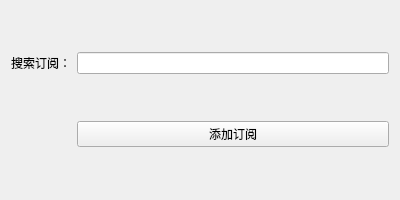
Above: subspage.ui from jk3456a/SSReader before the change. Below: the same form after it.
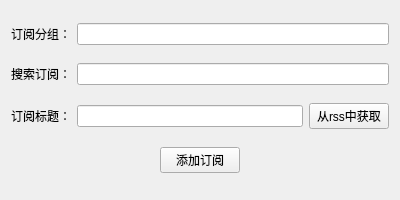
That is the form after the change.

Commit message: 第三次修改，基本形态已经出来，目前待做1.存放文章的数据结构完善； 2.分类来源与其名字的对应 3.部分button效果；4. 内存中文章或文章列表的存放；list部分的谁去了、

Diff of the .ui file:
```diff
--- a/subspage.ui
+++ b/subspage.ui
@@ -13,23 +13,92 @@
   <property name="windowTitle">
    <string>Form</string>
   </property>
-  <layout class="QGridLayout" name="gridLayout">
-   <item row="0" column="0">
+  <layout class="QVBoxLayout" name="verticalLayout">
+   <item>
+    <layout class="QHBoxLayout" name="horizontalLayout_3">
+     <item>
+      <widget class="QLabel" name="label">
+       <property name="text">
+        <string>订阅分组：</string>
+       </property>
+      </widget>
+     </item>
+     <item>
+      <widget class="QLineEdit" name="CateLine"/>
+     </item>
+    </layout>
+   </item>
+   <item>
+    <layout class="QHBoxLayout" name="horizontalLayout_2">
+     <item>
     <widget class="QLabel" name="label_1">
      <property name="text">
       <string>搜索订阅：</string>
      </property>
     </widget>
    </item>
-   <item row="1" column="1">
+     <item>
+      <widget class="QLineEdit" name="SubLine"/>
+     </item>
+    </layout>
+   </item>
+   <item>
+    <layout class="QHBoxLayout" name="horizontalLayout">
+     <item>
+      <widget class="QLabel" name="label_2">
+       <property name="text">
+        <string>订阅标题：</string>
+       </property>
+      </widget>
+     </item>
+     <item>
+      <widget class="QLineEdit" name="TitleLine"/>
+     </item>
+     <item>
+      <widget class="QPushButton" name="pushButton">
+       <property name="text">
+        <string>从rss中获取</string>
+       </property>
+      </widget>
+     </item>
+    </layout>
+   </item>
+   <item>
+    <layout class="QHBoxLayout" name="horizontalLayout_4">
+     <item>
+      <spacer name="horizontalSpacer">
+       <property name="orientation">
+        <enum>Qt::Horizontal</enum>
+       </property>
+       <property name="sizeHint" stdset="0">
+        <size>
+         <width>40</width>
+         <height>20</height>
+        </size>
+       </property>
+      </spacer>
+     </item>
+     <item>
     <widget class="QPushButton" name="SubButton">
      <property name="text">
       <string>添加订阅</string>
      </property>
     </widget>
    </item>
-   <item row="0" column="1">
-    <widget class="QLineEdit" name="SubLine"/>
+     <item>
+      <spacer name="horizontalSpacer_2">
+       <property name="orientation">
+        <enum>Qt::Horizontal</enum>
+       </property>
+       <property name="sizeHint" stdset="0">
+        <size>
+         <width>40</width>
+         <height>20</height>
+        </size>
+       </property>
+      </spacer>
+     </item>
+    </layout>
    </item>
   </layout>
  </widget>
```
Lines whose indentation alone changed are shown as unchanged. The commit also changes 23 other files.
